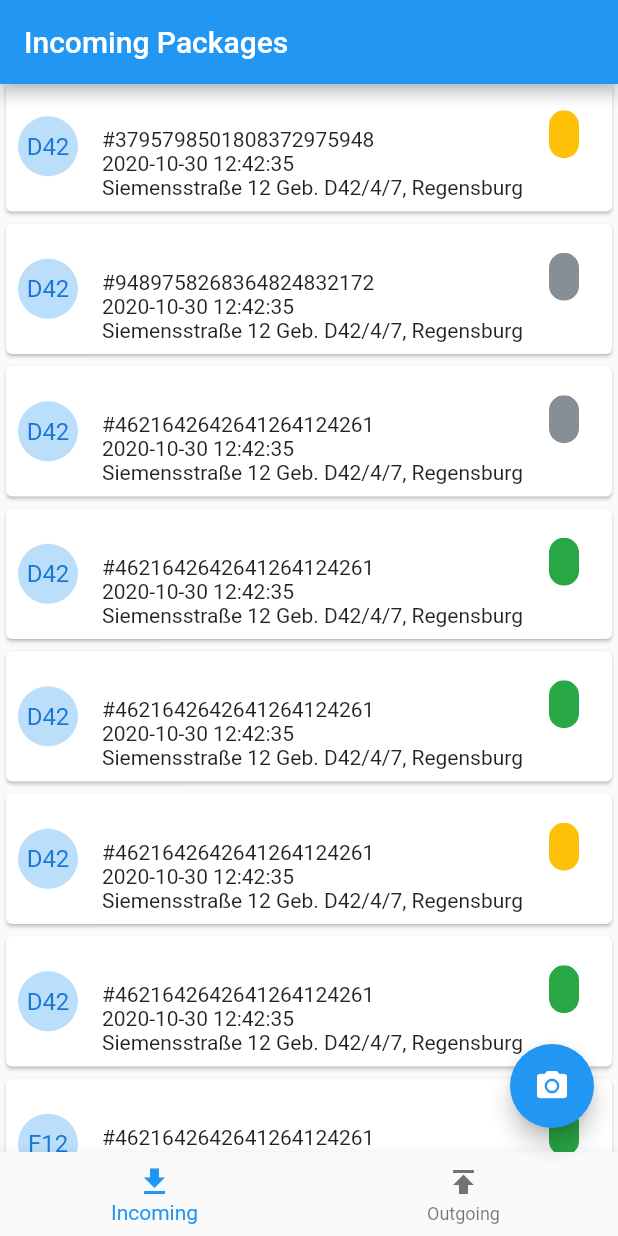
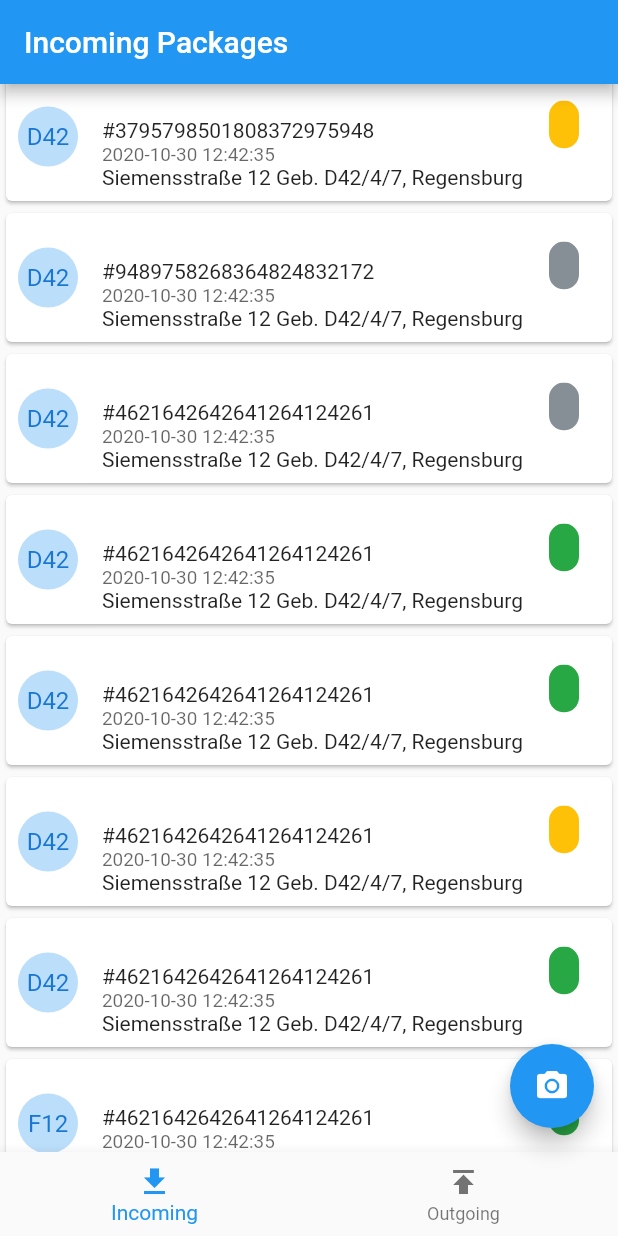
Before and after one commit to tyspt/projekt-studium-driver-app, a Flutter app: the screen it shows after launch, scrolled down 576 dp, on a phone screen of 412 x 824 dp. Run offline on Flutter 3.47's test engine with Material 2 defaults, Android fonts, the light colour scheme and no system bars; missing offline and left inert: dart_casing.

Commit message:
make time created text smaller in package card

```diff
--- a/lib/widgets/package_list.dart
+++ b/lib/widgets/package_list.dart
@@ -70,9 +70,10 @@ class PackageItem extends StatelessWidget {
                               Text(
                                 '#' + package['barcode'],
                               ),
-                              Text(
-                                package['timeCreated'],
-                              ),
+                              Text(package['timeCreated'],
+                                  textScaleFactor: 0.9,
+                                  style: TextStyle(
+                                      color: Colors.black.withOpacity(0.6))),
                             ],
                           ),
                           Spacer(),
```
